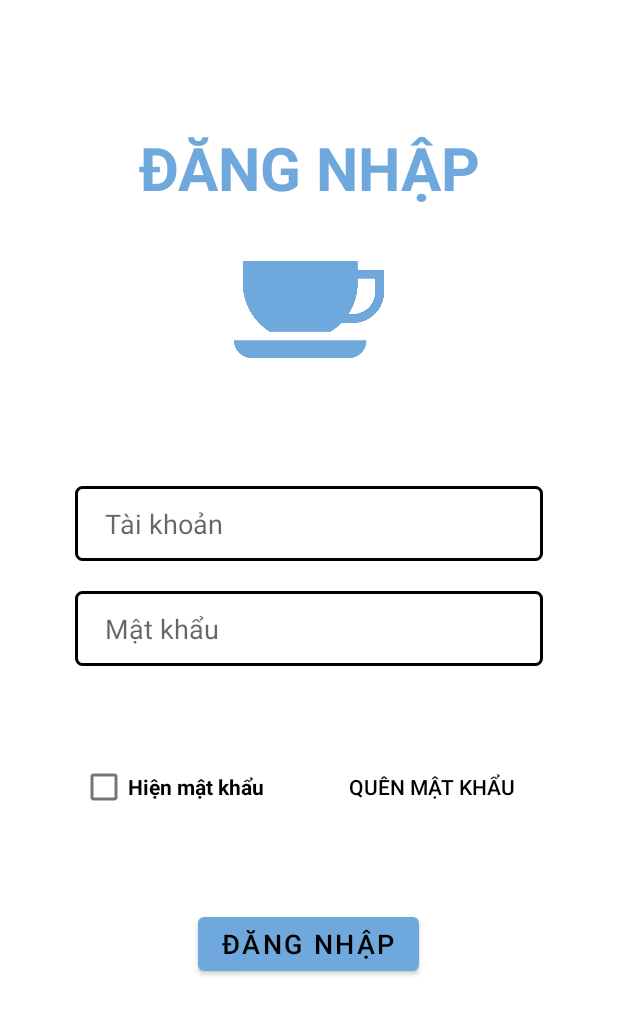
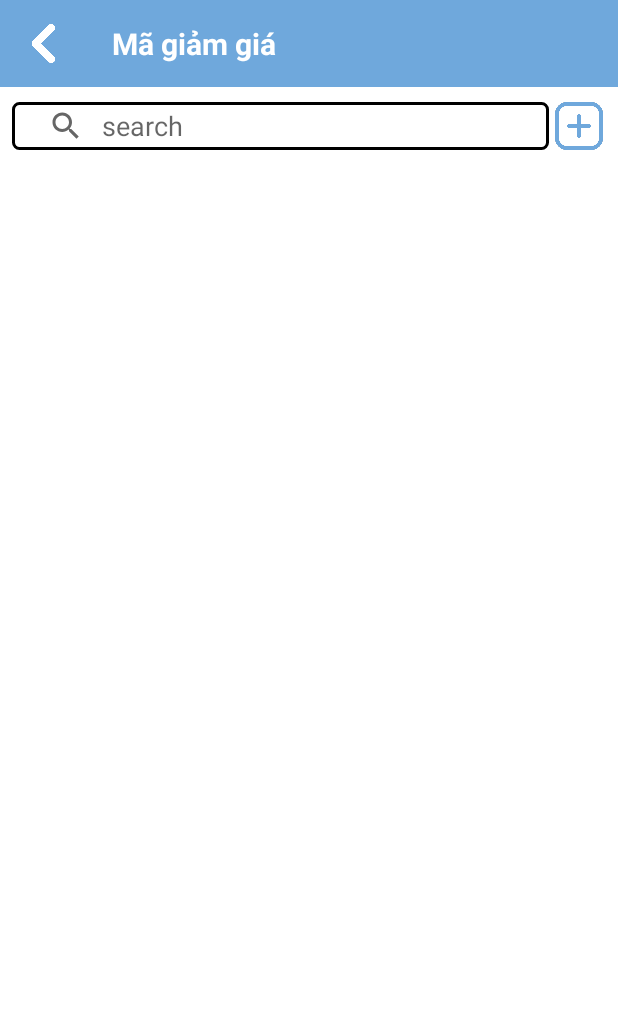
Before and after one commit to nguyendienlam351/nhom_10, an Android app: the screen it shows after launch (DangNhap before the commit, QuanLyMaGiamGia after it), on a phone screen of 412 x 824 dp. Shown: the top 1015 px of the screen. Run offline under Robolectric (Android 15) with nearby library versions, the phone set to English and light mode, and no system bars; our stand-ins replace Firebase (no records; nobody signed in at launch, a user with empty details on screens opened directly).

Commit message:
Danh sách mã giảm giá

```diff
--- /dev/null
+++ b/app/src/main/java/tdc/edu/vn/nhom_10/QuanLyMaGiamGia.java
@@ -0,0 +1,126 @@
+package tdc.edu.vn.nhom_10;
+
+import androidx.annotation.NonNull;
+import androidx.annotation.Nullable;
+import androidx.appcompat.app.AppCompatActivity;
+import androidx.recyclerview.widget.LinearLayoutManager;
+import androidx.recyclerview.widget.RecyclerView;
+
+import android.os.Bundle;
+import android.widget.SearchView;
+
+import com.google.firebase.database.ChildEventListener;
+import com.google.firebase.database.DataSnapshot;
+import com.google.firebase.database.DatabaseError;
+import com.google.firebase.database.DatabaseReference;
+import com.google.firebase.database.FirebaseDatabase;
+
+import java.util.ArrayList;
+
+import tdc.edu.vn.nhom_10.CustomView.CustomActionBar;
+import tdc.edu.vn.nhom_10.adapter.MaGiamGiaAdapter;
+import tdc.edu.vn.nhom_10.model.DonHang;
+import tdc.edu.vn.nhom_10.model.MaGiamGia;
+
+public class QuanLyMaGiamGia extends AppCompatActivity {
+    RecyclerView lvDanhSachGiamGia;
+    DatabaseReference database;
+    CustomActionBar actionBar;
+    ArrayList<MaGiamGia> maGiamGiaArrayList;
+    MaGiamGiaAdapter maGiamGiaAdapter;
+    SearchView edtTimKiem;
+
+    @Override
+    protected void onCreate(Bundle savedInstanceState) {
+        super.onCreate(savedInstanceState);
+        setContentView(R.layout.activity_quan_ly_ma_giam_gia);
+        setControl();
+        setEvent();
+    }
+
+    private void setEvent() {
+        actionBar.setDelegation(new CustomActionBar.ActionBarDelegation() {
+            @Override
+            public void backOnClick() {
+                finish();
+            }
+        });
+
+        actionBar.setActionBarName("Mã giảm giá");
+
+        database = FirebaseDatabase.getInstance().getReference("MaGiamGia");
+        maGiamGiaArrayList = new ArrayList<MaGiamGia>();
+        maGiamGiaAdapter = new MaGiamGiaAdapter(QuanLyMaGiamGia.this, R.layout.layout_item_ma_giam_gia, maGiamGiaArrayList);
+        LinearLayoutManager layoutManager = new LinearLayoutManager(QuanLyMaGiamGia.this);
+
+        layoutManager.setOrientation(RecyclerView.VERTICAL);
+
+        lvDanhSachGiamGia.setLayoutManager(layoutManager);
+
+        lvDanhSachGiamGia.setAdapter(maGiamGiaAdapter);
+
+        getDataMaGiamGia();
+
+        edtTimKiem.setOnQueryTextListener(new SearchView.OnQueryTextListener() {
+            @Override
+            public boolean onQueryTextSubmit(String query) {
+                return false;
+            }
+
+            @Override
+            public boolean onQueryTextChange(String newText) {
+                filter(newText);
+                return true;
+            }
+        });
+    }
+
+    private void filter(String tenMa) {
+        ArrayList<MaGiamGia> filterList = new ArrayList<MaGiamGia>();
+        for (MaGiamGia maGiamGia : maGiamGiaArrayList) {
+            if (maGiamGia.getTenMaGiamGia().toLowerCase().contains(tenMa.toLowerCase())) {
+                filterList.add(maGiamGia);
+            }
+        }
+
+        maGiamGiaAdapter.filterList(filterList);
+    }
+
+    private void getDataMaGiamGia() {
+
+        database.addChildEventListener(new ChildEventListener() {
+            @Override
+            public void onChildAdded(@NonNull DataSnapshot snapshot, @Nullable String previousChildName) {
+                MaGiamGia maGiamGia = snapshot.getValue(MaGiamGia.class);
+                maGiamGiaArrayList.add(0, maGiamGia);
+                maGiamGiaAdapter.notifyDataSetChanged();
+            }
+
+            @Override
+            public void onChildChanged(@NonNull DataSnapshot snapshot, @Nullable String previousChildName) {
+
+            }
+
+            @Override
+            public void onChildRemoved(@NonNull DataSnapshot snapshot) {
+
+            }
+
+            @Override
+            public void onChildMoved(@NonNull DataSnapshot snapshot, @Nullable String previousChildName) {
+
+            }
+
+            @Override
+            public void onCancelled(@NonNull DatabaseError error) {
+
+            }
+        });
+    }
+
+    private void setControl() {
+        actionBar = findViewById(R.id.actionBar);
+        lvDanhSachGiamGia = findViewById(R.id.lvDanhSachGiamGia);
+        edtTimKiem = findViewById(R.id.edtTimKiem);
+    }
+}
--- /dev/null
+++ b/app/src/main/java/tdc/edu/vn/nhom_10/adapter/MaGiamGiaAdapter.java
@@ -0,0 +1,91 @@
+package tdc.edu.vn.nhom_10.adapter;
+
+import android.app.Activity;
+import android.view.LayoutInflater;
+import android.view.View;
+import android.view.ViewGroup;
+import android.widget.TextView;
+import android.widget.Toast;
+
+import androidx.annotation.NonNull;
+import androidx.cardview.widget.CardView;
+import androidx.recyclerview.widget.RecyclerView;
+
+import java.util.ArrayList;
+
+import tdc.edu.vn.nhom_10.R;
+import tdc.edu.vn.nhom_10.model.DonHang;
+import tdc.edu.vn.nhom_10.model.MaGiamGia;
+
+public class MaGiamGiaAdapter extends RecyclerView.Adapter<MaGiamGiaAdapter.MaGiamGiaViewHolder> {
+    private Activity context;
+    private int layoutID;
+    private ArrayList<MaGiamGia> maGiamGiaArrayList;
+
+    private MyItemClickListener delegation;
+
+    public void setDelegation(MyItemClickListener delegation) {
+        this.delegation = delegation;
+    }
+
+    public MaGiamGiaAdapter(Activity context, int layoutID, ArrayList<MaGiamGia> maGiamGiaArrayList) {
+        this.context = context;
+        this.layoutID = layoutID;
+        this.maGiamGiaArrayList = maGiamGiaArrayList;
+    }
+
+    @NonNull
+    @Override
+    public MaGiamGiaViewHolder onCreateViewHolder(@NonNull ViewGroup parent, int viewType) {
+        LayoutInflater layoutInflater = context.getLayoutInflater();
+        CardView view = (CardView) layoutInflater.inflate(viewType, parent, false);
+        return new MaGiamGiaViewHolder(view);
+    }
+
+    @Override
+    public void onBindViewHolder(@NonNull MaGiamGiaViewHolder holder, int position) {
+        MaGiamGia maGiamGia = maGiamGiaArrayList.get(position);
+        holder.tvMaGiamGia.setText(maGiamGia.getTenMaGiamGia());
+
+        holder.itemView.setOnClickListener(new View.OnClickListener() {
+            @Override
+            public void onClick(View v) {
+                if(delegation != null){
+                    delegation.getMaGiamGia(maGiamGia);
+                }
+                else {
+                    Toast.makeText(context, "you must set delegation before", Toast.LENGTH_SHORT).show();
+                }
+            }
+        });
+    }
+
+    @Override
+    public int getItemViewType(int position) {
+        return layoutID;
+    }
+
+    @Override
+    public int getItemCount() {
+        return maGiamGiaArrayList.size();
+    }
+
+    public void filterList(ArrayList<MaGiamGia> maGiamGiaArrayList){
+        this.maGiamGiaArrayList = maGiamGiaArrayList;
+        notifyDataSetChanged();
+    }
+
+    public static class MaGiamGiaViewHolder extends RecyclerView.ViewHolder {
+        public TextView tvMaGiamGia;
+
+        public MaGiamGiaViewHolder(@NonNull View itemView) {
+            super(itemView);
+            tvMaGiamGia = itemView.findViewById(R.id.tvMaGiamGia);
+        }
+
+    }
+
+    public interface MyItemClickListener{
+        public void getMaGiamGia(MaGiamGia maGiamGia);
+    }
+}
--- /dev/null
+++ b/app/src/main/res/layout/activity_quan_ly_ma_giam_gia.xml
@@ -0,0 +1,54 @@
+<?xml version="1.0" encoding="utf-8"?>
+<LinearLayout xmlns:android="http://schemas.android.com/apk/res/android"
+    xmlns:app="http://schemas.android.com/apk/res-auto"
+    xmlns:tools="http://schemas.android.com/tools"
+    android:layout_width="match_parent"
+    android:layout_height="match_parent"
+    android:orientation="vertical"
+    tools:context=".QuanLyMaGiamGia">
+
+    <tdc.edu.vn.nhom_10.CustomView.CustomActionBar
+        android:id="@+id/actionBar"
+        android:layout_width="match_parent"
+        android:layout_height="wrap_content" />
+
+    <LinearLayout style="@style/layout">
+
+        <LinearLayout
+            android:layout_width="match_parent"
+            android:layout_height="wrap_content"
+            android:orientation="horizontal"
+            android:weightSum="10"
+            tools:ignore="Suspicious0dp">
+
+            <SearchView
+                android:id="@+id/edtTimKiem"
+                style="@style/editText"
+                android:layout_width="0dp"
+                android:layout_height="@dimen/iconSize"
+                android:layout_marginLeft="@dimen/spacing1"
+                android:layout_weight="9"
+                android:iconifiedByDefault="false"
+                android:queryBackground="@color/white"
+                android:queryHint="@string/search"
+                android:submitBackground="@color/white" />
+
+            <LinearLayout
+                android:layout_width="0dp"
+                android:layout_height="wrap_content"
+                android:layout_weight="1"
+                android:gravity="center_horizontal">
+
+                <ImageButton
+                    android:id="@+id/btnThemMon"
+                    style="@style/iconButton"
+                    android:background="@drawable/add" />
+            </LinearLayout>
+        </LinearLayout>
+
+        <androidx.recyclerview.widget.RecyclerView
+            android:id="@+id/lvDanhSachGiamGia"
+            android:layout_width="match_parent"
+            android:layout_height="wrap_content" />
+    </LinearLayout>
+</LinearLayout>
--- a/app/src/main/res/values/strings.xml
+++ b/app/src/main/res/values/strings.xml
@@ -64,4 +64,5 @@
     <string name="NhapTen">Nhập tên</string>
     <string name="Timkiem">Search</string>
     <string name="DanhSach">Danh Sách</string>
+    <string name="MaGiamGia">Mã Giảm Giá</string>
 </resources>
```
Also changed, not shown: app/src/main/AndroidManifest.xml (+6 -3 lines), app/src/main/java/tdc/edu/vn/nhom_10/ChiTietThanhToan.java (+6 -2 lines), app/src/main/java/tdc/edu/vn/nhom_10/model/MaGiamGia.java (added, +70 -0 lines), app/src/main/res/layout/layout_item_ma_giam_gia.xml (added, +17 -0 lines).
